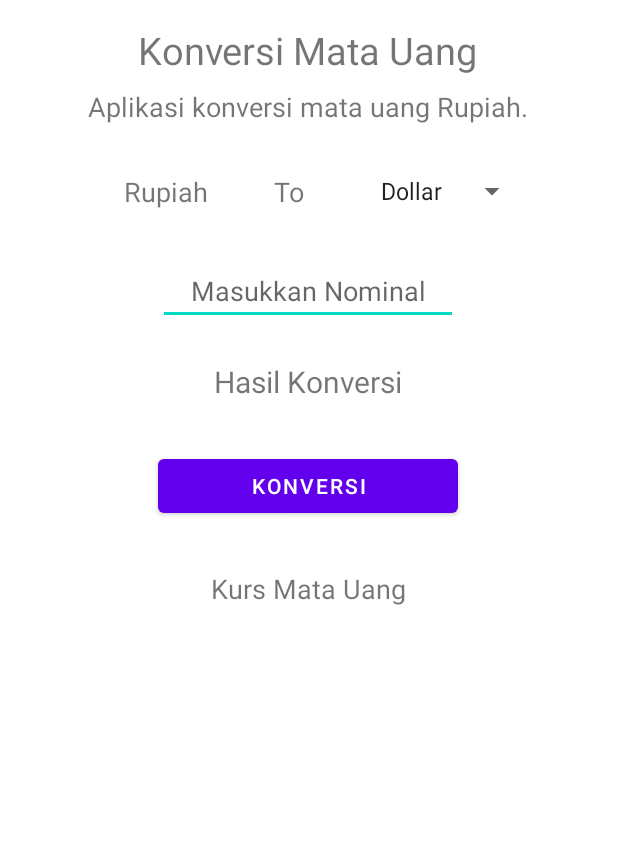
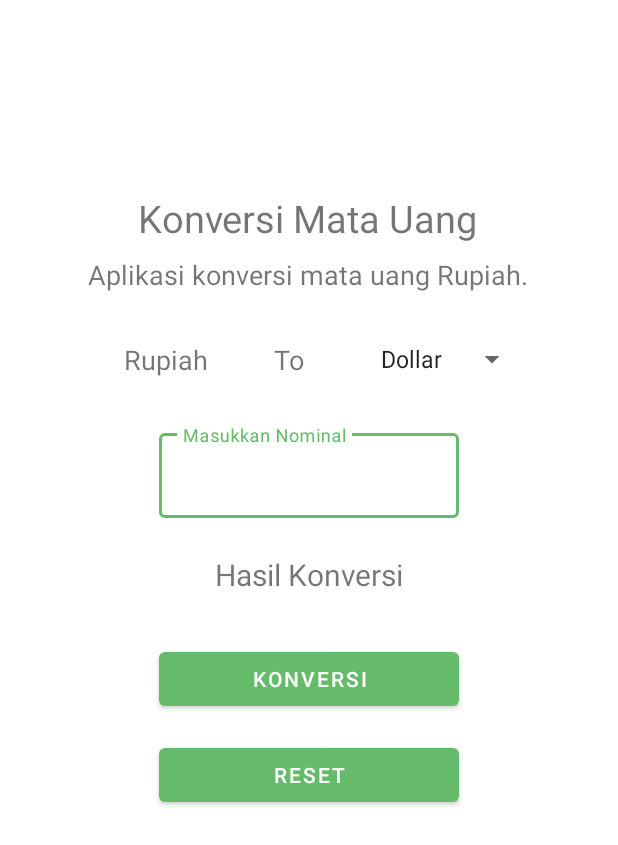
Before and after one commit to Ariamuhammad/Riconvert, an Android app: the layout activity_main.xml on its own in the app's theme, with its tools: preview values and no code run, on a phone screen of 412 x 824 dp. Shown: the top 845 px of the screen. Run offline under Robolectric (Android 15) with nearby library versions, the phone set to English and light mode, and no system bars.

Commit message:
Menambahkan material components dan dark mode

```diff
--- a/app/src/main/java/org/d3if3152/riconvert/MainActivity.kt
+++ b/app/src/main/java/org/d3if3152/riconvert/MainActivity.kt
@@ -18,13 +18,15 @@ class MainActivity : AppCompatActivity() {
         setContentView(binding.root)
 
         binding.button.setOnClickListener { hitungKonversi() }
-
+        binding.buttonReset.setOnClickListener { resetNominal() }
 
     }
 
+    private fun resetNominal() {
+        binding.nominal.setText(null)
+        binding.hasilConvert.setText(null)
+    }
 
-
-    @SuppressLint("StringFormatInvalid")
     private fun hitungKonversi(){
         val rupiah = binding.nominal.text.toString()
 
@@ -37,15 +39,12 @@ class MainActivity : AppCompatActivity() {
             val dollarRp = 15059
             val hasil = rupiah.toFloat() / dollarRp
             binding.hasilConvert.text = NumberFormat.getCurrencyInstance(Locale.US).format(hasil)
-            binding.kurs.text = getString(R.string.kurs, dollarRp)
+
         }else if(selectedValue == "Euro"){
             val euroRp = 16371
             val hasil = rupiah.toFloat() / euroRp
-            binding.hasilConvert.text = NumberFormat.getCurrencyInstance(Locale.GERMANY).format(hasil);
-            binding.kurs.text = getString(R.string.kurs, euroRp)
+            binding.hasilConvert.text = NumberFormat.getCurrencyInstance(Locale.GERMANY).format(hasil)
+
         }
-
-
-
     }
 }
--- a/app/src/main/res/layout/activity_main.xml
+++ b/app/src/main/res/layout/activity_main.xml
@@ -7,7 +7,7 @@
     android:layout_height="match_parent"
     tools:context=".MainActivity">
 
-    <androidx.constraintlayout.widget.ConstraintLayout xmlns:android="http://schemas.android.com/apk/res/android"
+    <androidx.constraintlayout.widget.ConstraintLayout
         android:layout_width="match_parent"
         android:layout_height="wrap_content">
 
@@ -16,7 +16,7 @@
             android:layout_width="wrap_content"
             android:layout_height="wrap_content"
             android:layout_marginStart="16dp"
-        android:layout_marginTop="16dp"
+            android:layout_marginTop="128dp"
             android:layout_marginEnd="16dp"
             android:text="@string/header"
             android:textSize="25sp"
@@ -25,19 +25,27 @@
             app:layout_constraintStart_toStartOf="parent"
             app:layout_constraintTop_toTopOf="parent" />
 
-    <EditText
-        android:id="@+id/nominal"
+        <com.google.android.material.textfield.TextInputLayout
+            android:id="@+id/nominal_hint"
             android:layout_width="200dp"
             android:layout_height="wrap_content"
             android:layout_marginTop="32dp"
+            app:layout_constraintEnd_toEndOf="parent"
+            app:layout_constraintStart_toStartOf="parent"
+            app:layout_constraintTop_toBottomOf="@+id/uang">
+
+            <com.google.android.material.textfield.TextInputEditText
+                android:id="@+id/nominal"
+                android:layout_width="match_parent"
+                android:layout_height="wrap_content"
                 android:autofillHints=""
-        android:ems="10"
                 android:hint="@string/masukkan_nominal"
                 android:inputType="number"
-        android:textAlignment="center"
-        app:layout_constraintEnd_toEndOf="@+id/desc"
-        app:layout_constraintStart_toStartOf="@+id/desc"
-        app:layout_constraintTop_toBottomOf="@+id/uang" />
+                android:textAlignment="center" />
+
+        </com.google.android.material.textfield.TextInputLayout>
+
+
 
     <Button
         android:id="@+id/button"
@@ -57,9 +65,9 @@
         android:text="@string/hasil_convert"
         android:textSize="20sp"
         android:textAlignment="center"
-        app:layout_constraintEnd_toEndOf="@+id/nominal"
-        app:layout_constraintStart_toStartOf="@+id/nominal"
-        app:layout_constraintTop_toBottomOf="@+id/nominal" />
+        app:layout_constraintEnd_toEndOf="@+id/nominal_hint"
+        app:layout_constraintStart_toStartOf="@+id/nominal_hint"
+        app:layout_constraintTop_toBottomOf="@+id/nominal_hint" />
 
     <TextView
         android:id="@+id/desc"
@@ -71,17 +79,6 @@
         app:layout_constraintEnd_toEndOf="@+id/header"
         app:layout_constraintStart_toStartOf="@+id/header"
         app:layout_constraintTop_toBottomOf="@+id/header" />
-
-    <TextView
-        android:id="@+id/kurs"
-        android:layout_width="wrap_content"
-        android:layout_height="wrap_content"
-        android:layout_marginTop="32dp"
-        android:text="@string/kurs"
-        android:textSize="18sp"
-        app:layout_constraintEnd_toEndOf="@+id/button"
-        app:layout_constraintStart_toStartOf="@+id/button"
-        app:layout_constraintTop_toBottomOf="@+id/button" />
 
         <Spinner
         android:id="@+id/uang"
@@ -114,6 +111,16 @@
         app:layout_constraintStart_toStartOf="@+id/desc"
         app:layout_constraintTop_toBottomOf="@+id/desc" />
 
+        <Button
+            android:id="@+id/buttonReset"
+            android:layout_width="200dp"
+            android:layout_height="wrap_content"
+            android:layout_marginTop="16dp"
+            android:text="@string/resetNominal"
+            app:layout_constraintEnd_toEndOf="@+id/button"
+            app:layout_constraintStart_toStartOf="@+id/button"
+            app:layout_constraintTop_toBottomOf="@+id/button" />
+
     </androidx.constraintlayout.widget.ConstraintLayout>
 
 </ScrollView>
--- a/app/src/main/res/values-night/themes.xml
+++ b/app/src/main/res/values-night/themes.xml
@@ -2,9 +2,9 @@
     <!-- Base application theme. -->
     <style name="Theme.Riconvert" parent="Theme.MaterialComponents.DayNight.DarkActionBar">
         <!-- Primary brand color. -->
-        <item name="colorPrimary">@color/purple_200</item>
-        <item name="colorPrimaryVariant">@color/purple_700</item>
-        <item name="colorOnPrimary">@color/black</item>
+        <item name="colorPrimary">@color/green_400</item>
+        <item name="colorPrimaryVariant">@color/green_700</item>
+        <item name="colorOnPrimary">@color/white</item>
         <!-- Secondary brand color. -->
         <item name="colorSecondary">@color/teal_200</item>
         <item name="colorSecondaryVariant">@color/teal_200</item>
--- a/app/src/main/res/values/colors.xml
+++ b/app/src/main/res/values/colors.xml
@@ -3,9 +3,15 @@
     <color name="purple_200">#FFBB86FC</color>
     <color name="purple_500">#FF6200EE</color>
     <color name="purple_700">#FF3700B3</color>
+
+    <color name="green_700">#388E3C</color>
+    <color name="green_400">#66BB6A</color>
+
+
+
+
     <color name="teal_200">#FF03DAC5</color>
     <color name="teal_700">#FF018786</color>
-    <color name="green">#216C2A</color>
     <color name="black">#FF000000</color>
     <color name="white">#FFFFFFFF</color>
 </resources>
--- a/app/src/main/res/values/strings.xml
+++ b/app/src/main/res/values/strings.xml
@@ -4,11 +4,11 @@
     <string name="desc">Aplikasi konversi mata uang Rupiah.</string>
     <string name="convert">Konversi</string>
     <string name="header">Konversi Mata Uang</string>
-    <string name="kurs">Kurs Mata Uang</string>
     <string name="nominal_invalid">Nominal tidak boleh kosong.</string>
     <string name="masukkan_nominal">Masukkan Nominal</string>
     <string name="to">To</string>
     <string name="rupiah">Rupiah</string>
+    <string name="resetNominal">RESET</string>
 
     <string-array name="mataUang">
         <item>Dollar</item>
--- a/app/src/main/res/values/themes.xml
+++ b/app/src/main/res/values/themes.xml
@@ -2,8 +2,9 @@
     <!-- Base application theme. -->
     <style name="Theme.Riconvert" parent="Theme.MaterialComponents.DayNight.DarkActionBar">
         <!-- Primary brand color. -->
-        <item name="colorPrimary">@color/purple_500</item>
-        <item name="colorPrimaryVariant">@color/purple_700</item>
+        <item name="colorPrimary">@color/green_400</item>
+        <item name="colorPrimaryVariant">@color/green_400</item>
+
         <item name="colorOnPrimary">@color/white</item>
         <!-- Secondary brand color. -->
         <item name="colorSecondary">@color/teal_200</item>
@@ -12,5 +13,8 @@
         <!-- Status bar color. -->
         <item name="android:statusBarColor">?attr/colorPrimaryVariant</item>
         <!-- Customize your theme here. -->
+        <item
+            name="textInputStyle">@style/Widget.MaterialComponents.TextInputLayout.OutlinedBox</item>
+
     </style>
 </resources>
```
Lines whose indentation alone changed are shown as unchanged.
